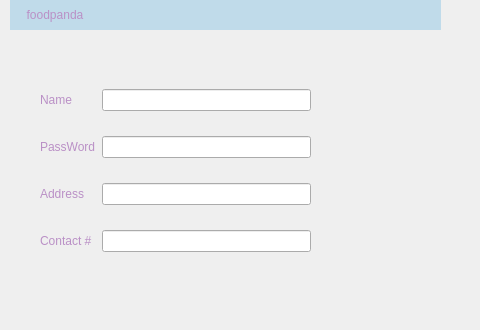
Qt form views/SignUp.ui (AbdulRehman7590/DSA_FinalProject) before a commit; both pictures show x 0 to 480 and y 0 to 330 of the 800 by 600 pixel window.
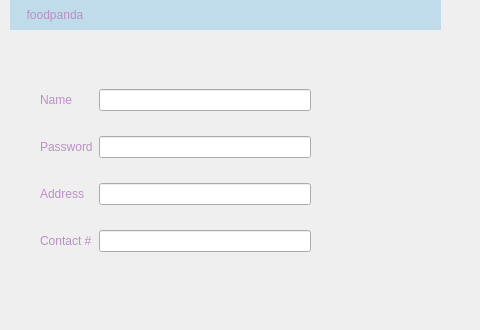
The same form after that commit.

The edit to the form file:
```diff
--- a/views/SignUp.ui
+++ b/views/SignUp.ui
@@ -82,7 +82,7 @@
 font: 15pt &quot;Perpetua&quot;;</string>
        </property>
        <property name="text">
-        <string>PassWord</string>
+        <string>Password</string>
        </property>
       </widget>
      </item>
```
Left out of the diff: 11 changed lines with no effect on the pictures.
